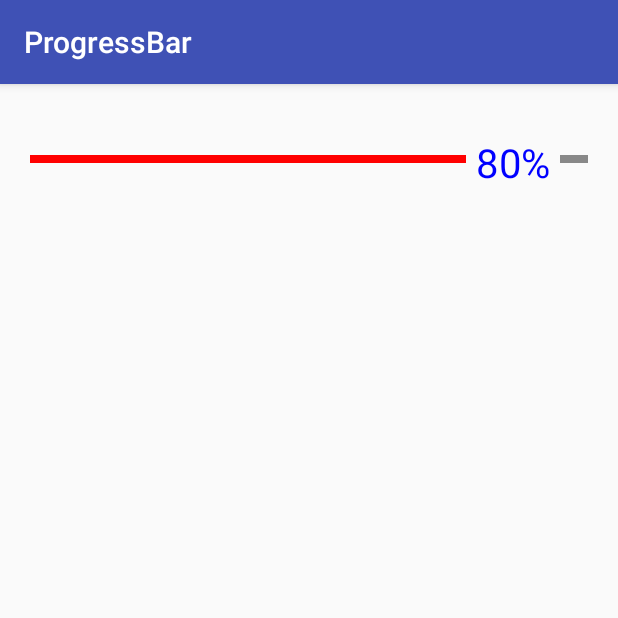
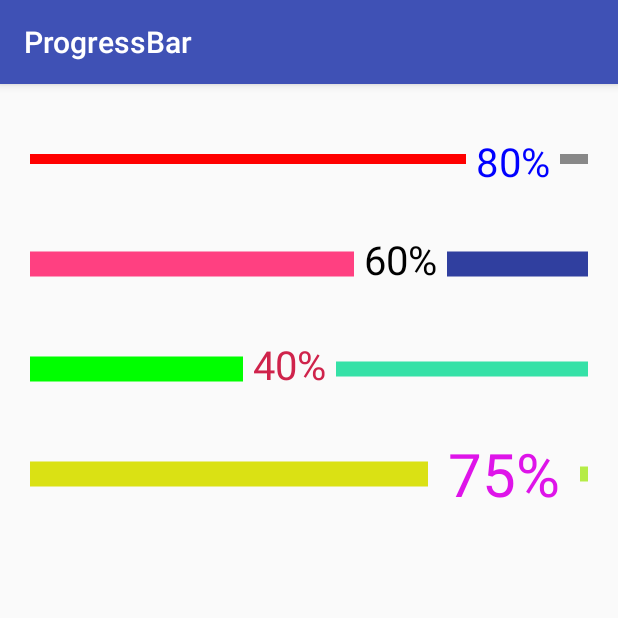
Before and after one commit to kevin321happy/CustomViewTrain, an Android app: the screen it shows after launch (MainActivity), on a phone screen of 412 x 824 dp, the top half of it. Run offline under Robolectric (Android 15) with nearby library versions, the phone set to English and light mode, and no system bars.

Commit message:
进度条添加自定义属性

```diff
--- a/progressbar/src/main/java/com/wh/jxd/com/progressbar/MainActivity.java
+++ b/progressbar/src/main/java/com/wh/jxd/com/progressbar/MainActivity.java
@@ -12,6 +12,12 @@ public class MainActivity extends AppCompatActivity {
         super.onCreate(savedInstanceState);
         setContentView(R.layout.activity_main);
         HorizontalProgress progress = (HorizontalProgress) findViewById(R.id.progress);
+        HorizontalProgress progress2 = (HorizontalProgress) findViewById(R.id.progress2);
+        HorizontalProgress progress3 = (HorizontalProgress) findViewById(R.id.progress3);
+        HorizontalProgress progress4 = (HorizontalProgress) findViewById(R.id.progress4);
         progress.setProgress(80);
+        progress2.setProgress(60);
+        progress3.setProgress(40);
+        progress4.setProgress(75);
     }
 }
--- a/progressbar/src/main/java/com/wh/jxd/com/progressbar/widget/HorizontalProgress.java
+++ b/progressbar/src/main/java/com/wh/jxd/com/progressbar/widget/HorizontalProgress.java
@@ -1,7 +1,9 @@
 package com.wh.jxd.com.progressbar.widget;
 
+import android.animation.PropertyValuesHolder;
 import android.animation.ValueAnimator;
 import android.content.Context;
+import android.content.res.TypedArray;
 import android.graphics.Canvas;
 import android.graphics.Color;
 import android.graphics.Paint;
@@ -9,6 +11,8 @@ import android.util.AttributeSet;
 import android.util.Log;
 import android.view.animation.AccelerateDecelerateInterpolator;
 import android.widget.ProgressBar;
+
+import com.wh.jxd.com.progressbar.R;
 
 /**
  * Created by kevin321vip on 2018/1/25.
@@ -21,38 +25,38 @@ public class HorizontalProgress extends ProgressBar {
     /**
      * 到达的进度的颜色
      */
-    private int mReachColor = Color.RED;
+    private int mReachColor;
     /**
      * 未达到的进度的颜色
      */
-    private int mUnRearchColor = Color.GRAY;
+    private int mUnRearchColor;
 
     /**
      * 达到的进度的高度
      *
      * @param context
      */
-    private int mRearchBarHeight = 8;
+    private int mRearchBarHeight;
     /**
      * 未到达的进度的高度
      *
      * @param context
      */
-    private int mUnRearchBarHeight = 8;
+    private int mUnRearchBarHeight;
 
     /**
      * 进度文字的颜色
      *
      * @param context
      */
-    private int mTextColor = Color.BLUE;
+    private int mTextColor;
 
     /**
      * 进度文字的大小
      *
      * @param context
      */
-    private int mTextSize = 40;
+    private int mTextSize;
     /**
      * 实际可用的宽度
      */
@@ -63,7 +67,7 @@ public class HorizontalProgress extends ProgressBar {
      *
      * @param context
      */
-    private int mTextMargin = 10;
+    private int mTextMargin;
     private int mTextWidth;
     private int mRearchEndX;
     private int mTextStartX;
@@ -79,9 +83,15 @@ public class HorizontalProgress extends ProgressBar {
      */
     private int mProgress;
 
-    private float mValue;
-    private Paint mPaint1;
-    private Paint mPaint2;
+    private PropertyValuesHolder[] mValue;
+
+    /**
+     * 记录当前的进度（0~1）
+     *
+     * @param context
+     */
+    private float mFCurrentProgress = 0.0f;
+
 
     public HorizontalProgress(Context context) {
         this(context, null);
@@ -93,38 +103,50 @@ public class HorizontalProgress extends ProgressBar {
 
     public HorizontalProgress(Context context, AttributeSet attrs, int defStyleAttr) {
         super(context, attrs, defStyleAttr);
-        init();
+        init(context, attrs);
     }
 
-    private void init() {
+    private void init(Context context, AttributeSet attrs) {
         mPaint = new Paint();
+        getAttrs(context, attrs);
+        //注意：这里要先获取到自定义属性
         mPaint.setTextSize(mTextSize);
-
-        mPaint1 = new Paint();
-        mPaint2 = new Paint();
-        initAnimation();
     }
 
     /**
-     * 属性动画实现绘制的动态效果
+     * 获取自定义属性
+     *
+     * @param context
+     * @param attrs
      */
-    private void initAnimation() {
-        mAnimator = ValueAnimator.ofFloat(0, 1);
-        mAnimator.addUpdateListener(new ValueAnimator.AnimatorUpdateListener() {
+    private void getAttrs(Context context, AttributeSet attrs) {
+        TypedArray ta = context.obtainStyledAttributes(attrs, R.styleable.HorizontalProgress);
+        mReachColor = ta.getColor(R.styleable.HorizontalProgress_HorProgressReacherColor, Color.RED);
+        mUnRearchColor = ta.getColor(R.styleable.HorizontalProgress_HorProgressUnReacherColor, Color.GRAY);
+        mRearchBarHeight = ta.getDimensionPixelOffset(R.styleable.HorizontalProgress_HorProgressReacherHeight, 10);
+        mUnRearchBarHeight = ta.getDimensionPixelSize(R.styleable.HorizontalProgress_HorProgressUnReacherHeight, 10);
+        mTextColor = ta.getColor(R.styleable.HorizontalProgress_HorProgressTextColor, Color.BLUE);
+        mTextSize = ta.getDimensionPixelSize(R.styleable.HorizontalProgress_HorProgressTextSize, 40);
+        mTextMargin = ta.getDimensionPixelOffset(R.styleable.HorizontalProgress_HorProgressTextMargin, 10);
+        //回收
+        ta.recycle();
+    }
 
 
-            @Override
-            public void onAnimationUpdate(ValueAnimator animation) {
-                mValue = (float) animation.getAnimatedValue();
-                if (getProgress() * mValue < mProgress) {
-                    invalidate();
-                }
-            }
-        });
-        //设置动画插值器
-        mAnimator.setInterpolator(new AccelerateDecelerateInterpolator());
-        mAnimator.setDuration(2000);
-    }
+//        mAnimator.addUpdateListener(new ValueAnimator.AnimatorUpdateListener() {
+//            @Override
+//            public void onAnimationUpdate(ValueAnimator animation) {
+//                //设置mValue的值,后面在ondraw中根据这个值来绘制已经达到的进度
+//                mValue = (float) animation.getAnimatedValue()+mFCurrentProgress;
+//                if (getProgress() * mValue < mProgress) {
+//                    invalidate();
+//                }
+//            }
+//        });
+    //设置动画插值器
+//        mAnimator.setInterpolator(new AccelerateDecelerateInterpolator());
+//        mAnimator.setDuration(2000);
+//    }
 
     @Override
     protected synchronized void onMeasure(int widthMeasureSpec, int heightMeasureSpec) {
@@ -178,7 +200,7 @@ public class HorizontalProgress extends ProgressBar {
         String text = getProgress() + "%";
         float progress = getProgress() * 1.0f / 100;
         //进度达到的宽度
-        int progressWidth = (int) (mActualWidth * progress * mValue);
+        int progressWidth = (int) (mActualWidth * progress);
         //进度文本的宽度
         int TextWidth = (int) mPaint.measureText(text);
         //进度到达部分的终点X位置=进度宽度-文字的左边距-文字宽度的一半(开始位置为左边距但是这里做了画布的平移,所以起点是0)
@@ -211,7 +233,7 @@ public class HorizontalProgress extends ProgressBar {
     private void drawProgressText(Canvas canvas, String text, int textStartX) {
         mPaint.setColor(mTextColor);
         int textHeight = (int) (mPaint.descent() - mPaint.ascent());
-        canvas.drawText(text, textStartX, 0 + textHeight / 2-mRearchBarHeight/2, mPaint);
+        canvas.drawText(text, textStartX, 0 + textHeight / 2 - mRearchBarHeight / 2, mPaint);
         Log.i("tt", "绘制了文字");
     }
 
@@ -222,10 +244,10 @@ public class HorizontalProgress extends ProgressBar {
      * @param unRearchStartX
      */
     private void drawUnRearchBar(Canvas canvas, int unRearchStartX) {
-        mPaint2.setColor(mUnRearchColor);
-        mPaint2.setStrokeWidth(mUnRearchBarHeight);
+        mPaint.setColor(mUnRearchColor);
+        mPaint.setStrokeWidth(mUnRearchBarHeight);
         if (mShowDrawunRearchBar) {
-            canvas.drawLine(unRearchStartX, 0, mActualWidth, 0, mPaint2);
+            canvas.drawLine(unRearchStartX, 0, mActualWidth, 0, mPaint);
         }
     }
 
@@ -236,18 +258,17 @@ public class HorizontalProgress extends ProgressBar {
      * @param rearchEndX
      */
     private void drawRerchBar(Canvas canvas, int rearchEndX) {
-        mPaint1.setColor(mReachColor);
-        mPaint1.setStrokeWidth(mRearchBarHeight);
-        canvas.drawLine(0, 0, rearchEndX, 0, mPaint1);
+        mPaint.setColor(mReachColor);
+        mPaint.setStrokeWidth(mRearchBarHeight);
+        canvas.drawLine(0, 0, rearchEndX, 0, mPaint);
     }
 
     @Override
     public synchronized void setProgress(int progress) {
         super.setProgress(progress);
         this.mProgress = progress;
-        if (mAnimator != null) {
-            mAnimator.start();
-        }
-
+//        if (mAnimator != null) {
+//            mAnimator.start();
+//        }
     }
 }
--- a/progressbar/src/main/res/layout/activity_main.xml
+++ b/progressbar/src/main/res/layout/activity_main.xml
@@ -4,15 +4,58 @@
     xmlns:tools="http://schemas.android.com/tools"
     android:layout_width="match_parent"
     android:layout_height="match_parent"
+    android:orientation="vertical"
     tools:context="com.wh.jxd.com.progressbar.MainActivity">
 
     <com.wh.jxd.com.progressbar.widget.HorizontalProgress
         android:id="@+id/progress"
-        android:layout_marginTop="30dp"
         android:layout_width="match_parent"
         android:layout_height="40dp"
+        android:layout_marginTop="30dp"
         android:paddingLeft="20dp"
-        android:paddingRight="20dp"/>
+        android:paddingRight="20dp" />
+
+    <com.wh.jxd.com.progressbar.widget.HorizontalProgress
+        android:id="@+id/progress2"
+        android:layout_width="match_parent"
+        android:layout_height="40dp"
+        android:layout_marginTop="30dp"
+        android:paddingLeft="20dp"
+        android:paddingRight="20dp"
+        app:HorProgressReacherColor="@color/colorAccent"
+        app:HorProgressTextColor="#000000"
+        app:HorProgressReacherHeight="25px"
+        app:HorProgressUnReacherHeight="25px"
+        app:HorProgressUnReacherColor="@color/colorPrimaryDark" />
+
+
+    <com.wh.jxd.com.progressbar.widget.HorizontalProgress
+        android:id="@+id/progress3"
+        android:layout_width="match_parent"
+        android:layout_height="40dp"
+        android:layout_marginTop="30dp"
+        android:paddingLeft="20dp"
+        android:paddingRight="20dp"
+        app:HorProgressReacherColor="#00ff00"
+        app:HorProgressTextColor="#cf234b"
+        app:HorProgressReacherHeight="25px"
+        app:HorProgressUnReacherHeight="15px"
+        app:HorProgressUnReacherColor="#35e1a7"/>
+
+    <com.wh.jxd.com.progressbar.widget.HorizontalProgress
+        android:id="@+id/progress4"
+        android:layout_width="match_parent"
+        android:layout_height="40dp"
+        android:layout_marginTop="30dp"
+        android:paddingLeft="20dp"
+        android:paddingRight="20dp"
+        app:HorProgressReacherColor="#dae114"
+        app:HorProgressTextColor="#de14e9"
+        app:HorProgressTextSize="60px"
+        app:HorProgressTextMargin="20px"
+        app:HorProgressReacherHeight="25px"
+        app:HorProgressUnReacherHeight="15px"
+        app:HorProgressUnReacherColor="#b5ec47" />
 
 
 </LinearLayout>
--- /dev/null
+++ b/progressbar/src/main/res/values/attr.xml
@@ -0,0 +1,20 @@
+<?xml version="1.0" encoding="utf-8"?>
+<resources>
+    <declare-styleable name="HorizontalProgress">
+        <!--已到达的进度的颜色-->
+        <attr name="HorProgressReacherColor" format="color" />
+        <!--已到达的进度高度-->
+        <attr name="HorProgressReacherHeight" format="dimension" />
+        <!--未到达的进度的颜色-->
+        <attr name="HorProgressUnReacherColor" format="color" />
+        <!--未到达的进度的高度-->
+        <attr name="HorProgressUnReacherHeight" format="dimension" />
+        <!--进度文字的颜色-->
+        <attr name="HorProgressTextColor" format="color" />
+        <!--进度文字的大小-->
+        <attr name="HorProgressTextSize" format="dimension" />
+        <!--进度文字的左右边距-->
+        <attr name="HorProgressTextMargin" format="dimension" />
+    </declare-styleable>
+
+</resources>
```
